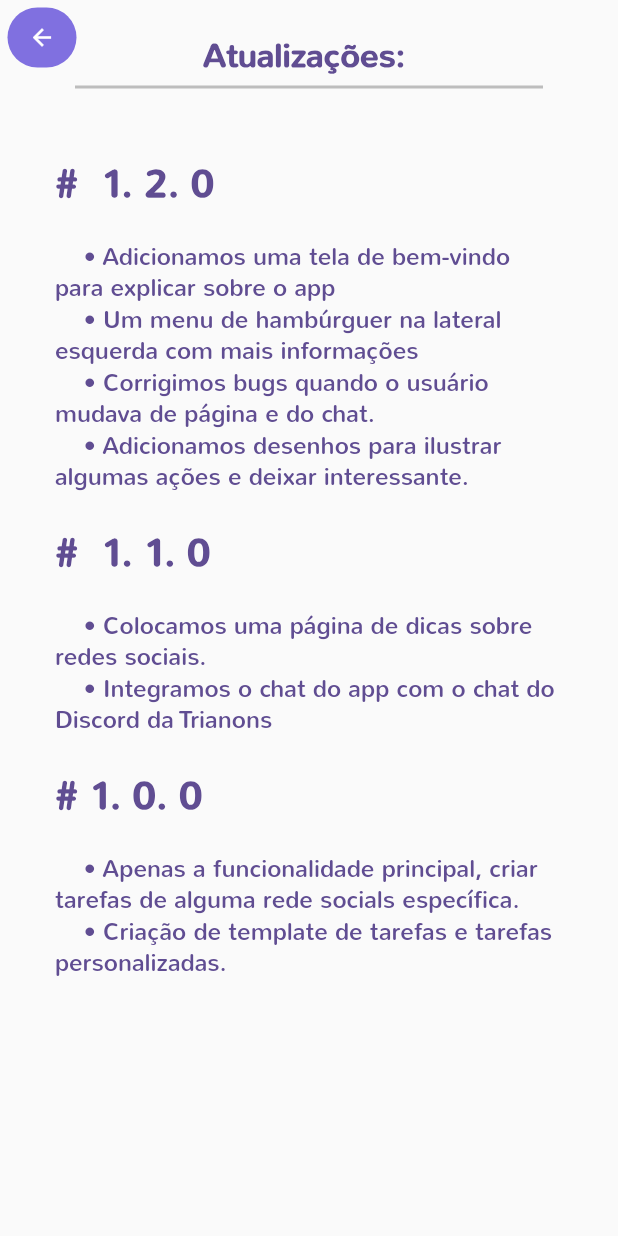
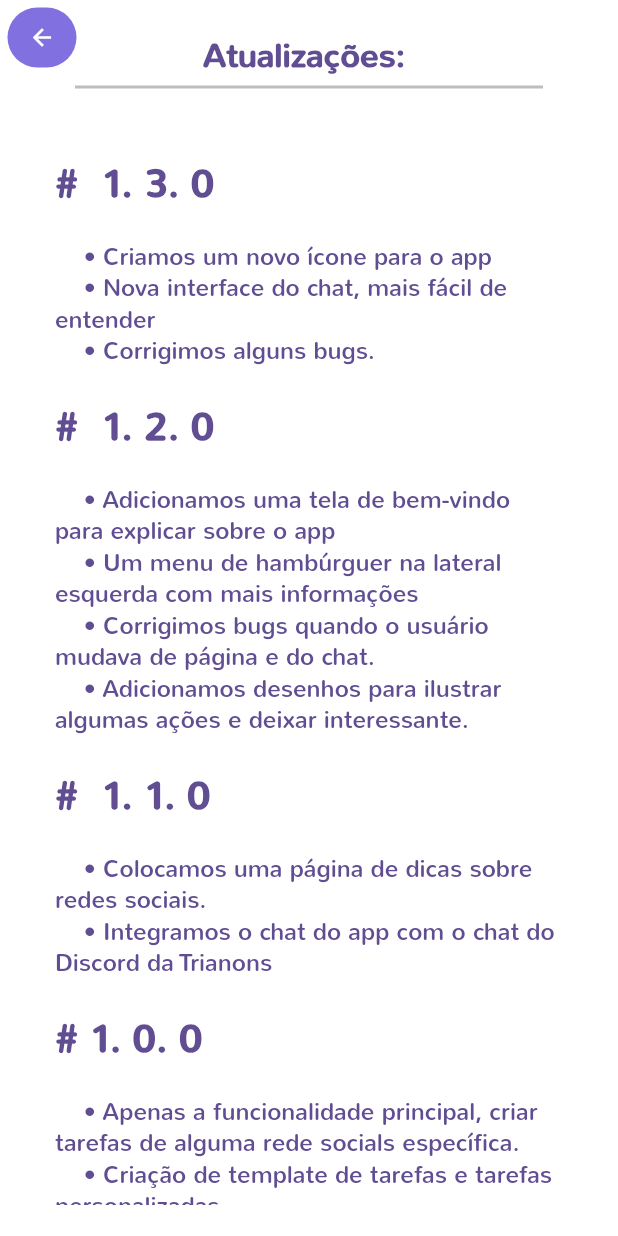
Before and after one commit to murilinhoPs/newTodoApp, a Flutter app: the Updates screen opened directly, on a phone screen of 412 x 824 dp. Run offline on Flutter 3.47's test engine with Material 2 defaults, Android fonts, the phone set to English and light mode, and no system bars; our stand-ins replace dio, firebase_analytics, flutter_speed_dial, hive, hive_flutter, introduction_screen and 2 more; missing offline and left inert: bloc_pattern, flutter_facebook_appevents; accounts and stored records are empty; generated files the repository leaves out were written again.

Commit message:
new version and new app UI

```diff
--- a/lib/app/pages/chat_page/chat.dart
+++ b/lib/app/pages/chat_page/chat.dart
@@ -41,7 +41,7 @@ class _State extends State<ChatPage> {
   @override
   Widget build(BuildContext context) {
     return Scaffold(
-      //backgroundColor: Colors.white,
+      backgroundColor: Colors.grey[50],
       appBar: AppBar(
         backgroundColor: Colors.white,
         elevation: 3.0,
--- a/lib/app/pages/hints/tips_page.dart
+++ b/lib/app/pages/hints/tips_page.dart
@@ -1,4 +1,3 @@
-import 'dart:io';
 import 'dart:typed_data';
 import 'dart:ui' as ui;
 
@@ -8,7 +7,6 @@ import 'package:flutter/services.dart';
 import 'package:new_todo_trianons/app/pages/ToDoS/components/help_icon.dart';
 import 'package:new_todo_trianons/app/pages/hints/components/back_button.dart';
 import 'package:new_todo_trianons/app/pages/hints/dicas_provider.dart';
-import 'package:path_provider/path_provider.dart';
 import 'package:provider/provider.dart';
 
 class Dicas extends StatelessWidget {
--- a/lib/app/pages/updates_page/main_screen.dart
+++ b/lib/app/pages/updates_page/main_screen.dart
@@ -47,6 +47,26 @@ class Updates extends StatelessWidget {
         padding: EdgeInsets.all(MediaQuery.of(context).size.width * .05),
         child: ListView(
           children: <Widget>[
+            // 1.3.0
+            Padding(
+              padding: const EdgeInsets.only(top: 15.0),
+              child: ListTile(
+                title: Text(
+                  '#  1. 3. 0',
+                  style: TextStyle(fontSize: 26, fontWeight: FontWeight.bold),
+                ),
+                subtitle: SelectableText(
+                  '''
+
+    • Criamos um novo ícone para o app
+    • Nova interface do chat, mais fácil de entender
+    • Corrigimos alguns bugs.''',
+                  style: TextStyle(fontSize: 16),
+                  textAlign: TextAlign.left,
+                ),
+              ),
+            ),
+
             // 1.2.0
             Padding(
               padding: const EdgeInsets.only(top: 15.0),
--- a/lib/app/shared/custom/global_theme.dart
+++ b/lib/app/shared/custom/global_theme.dart
@@ -5,6 +5,8 @@ import 'Colors.dart';
 class MyTheme {
   static final ThemeData globalTheme = ThemeData(
       fontFamily: 'Nunito',
+      backgroundColor: Colors.white,
+      scaffoldBackgroundColor: Colors.white,
       iconTheme: IconThemeData(
         color: Cor().appBarGradientCima,
       ),
--- a/pubspec.yaml
+++ b/pubspec.yaml
@@ -11,7 +11,7 @@ description: A new Flutter project.
 # In iOS, build-name is used as CFBundleShortVersionString while build-number used as CFBundleVersion.
 # Read more about iOS versioning at
 # https://developer.apple.com/library/archive/documentation/General/Reference/InfoPlistKeyReference/Articles/CoreFoundationKeys.html
-version: 1.2.0+9
+version: 1.3.0+10
 
 environment:
   sdk: ">=2.5.0 <3.0.0"
```
